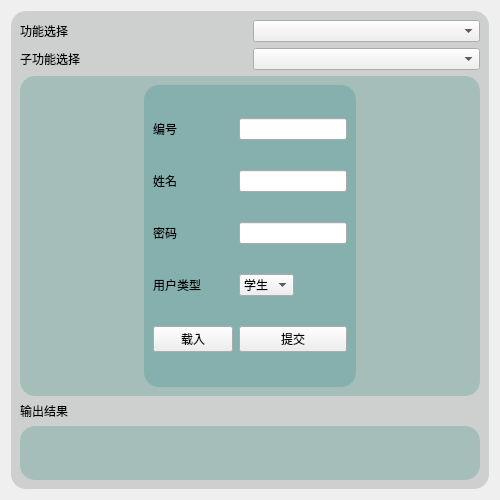
Old version of the form ui/managementpage.ui in the repository azh-1415926/POCAssistant.
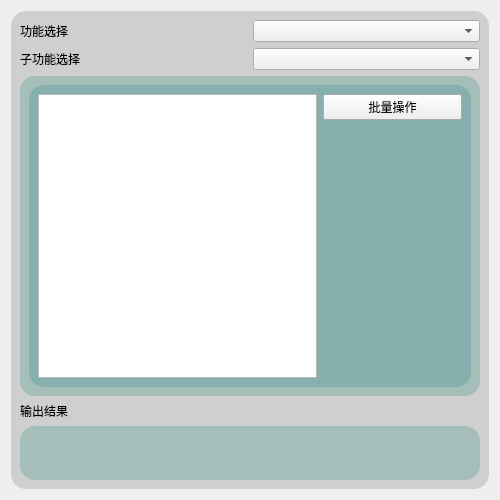
New version of the form. The open tabs and pages were chosen to show the change. Custom widgets are drawn as their Qt base class.

Commit message: 准备添加批处理操作，引入qtcsv库

Diff of the .ui file:
```diff
--- a/ui/managementpage.ui
+++ b/ui/managementpage.ui
@@ -103,17 +103,7 @@
             </property>
             <layout class="QHBoxLayout" name="horizontalLayout_4">
              <item>
-              <layout class="QGridLayout" name="gridLayout">
-               <item row="1" column="1">
-                <widget class="QLineEdit" name="nameOfUser">
-                 <property name="sizePolicy">
-                  <sizepolicy hsizetype="Expanding" vsizetype="Fixed">
-                   <horstretch>0</horstretch>
-                   <verstretch>0</verstretch>
-                  </sizepolicy>
-                 </property>
-                </widget>
-               </item>
+              <layout class="QGridLayout" name="layoutOfUser">
                <item row="3" column="0">
                 <widget class="QLabel" name="labelOfPasswd">
                  <property name="text">
@@ -121,17 +111,10 @@
                  </property>
                 </widget>
                </item>
-               <item row="1" column="0">
-                <widget class="QLabel" name="label_5">
+               <item row="0" column="0">
+                <widget class="QLabel" name="label_6">
                  <property name="text">
-                  <string>姓名</string>
-                 </property>
-                </widget>
-               </item>
-               <item row="4" column="0">
-                <widget class="QLabel" name="labelOfRole">
-                 <property name="text">
-                  <string>用户类型</string>
+                  <string>编号</string>
                  </property>
                 </widget>
                </item>
@@ -145,8 +128,18 @@
                  </property>
                 </widget>
                </item>
-               <item row="5" column="1">
-                <widget class="QPushButton" name="btnOfUserManagement">
+               <item row="0" column="1">
+                <widget class="QLineEdit" name="idOfUser">
+                 <property name="sizePolicy">
+                  <sizepolicy hsizetype="Expanding" vsizetype="Fixed">
+                   <horstretch>0</horstretch>
+                   <verstretch>0</verstretch>
+                  </sizepolicy>
+                 </property>
+                </widget>
+               </item>
+               <item row="5" column="0">
+                <widget class="QPushButton" name="btnOfLoadUser">
                  <property name="text">
                   <string>提交</string>
                  </property>
@@ -172,15 +165,29 @@
                  </item>
                 </widget>
                </item>
-               <item row="0" column="0">
-                <widget class="QLabel" name="label_6">
+               <item row="4" column="0">
+                <widget class="QLabel" name="labelOfRole">
                  <property name="text">
                   <string>编号</string>
                  </property>
                 </widget>
                </item>
-               <item row="0" column="1">
-                <widget class="QLineEdit" name="idOfUser">
+               <item row="1" column="0">
+                <widget class="QLabel" name="label_5">
+                 <property name="text">
+                  <string>姓名</string>
+                 </property>
+                </widget>
+               </item>
+               <item row="5" column="1">
+                <widget class="QPushButton" name="btnOfUserManagement">
+                 <property name="text">
+                  <string>提交</string>
+                 </property>
+                </widget>
+               </item>
+               <item row="1" column="1">
+                <widget class="QLineEdit" name="nameOfUser">
                  <property name="sizePolicy">
                   <sizepolicy hsizetype="Expanding" vsizetype="Fixed">
                    <horstretch>0</horstretch>
@@ -189,13 +196,6 @@
                  </property>
                 </widget>
                </item>
-               <item row="5" column="0">
-                <widget class="QPushButton" name="btnOfLoadUser">
-                 <property name="text">
-                  <string>载入</string>
-                 </property>
-                </widget>
-               </item>
               </layout>
              </item>
             </layout>
@@ -412,6 +412,50 @@
           </item>
          </layout>
         </widget>
+        <widget class="QWidget" name="batchPage">
+         <property name="styleSheet">
+          <string notr="true">QWidget#batchPage
+{
+	background-color: rgba(0,118,98,50);
+	border-radius: 15px;
+}</string>
+         </property>
+         <layout class="QHBoxLayout" name="horizontalLayout_10">
+          <item>
+           <widget class="QFrame" name="frameOfBatch">
+            <property name="styleSheet">
+             <string notr="true">QFrame#frameOfBatch
+{
+	background-color: rgba(0,118,120,50);
+	border-radius: 15px;
+}</string>
+            </property>
+            <property name="frameShape">
+             <enum>QFrame::Shape::StyledPanel</enum>
+            </property>
+            <property name="frameShadow">
+             <enum>QFrame::Shadow::Raised</enum>
+            </property>
+            <layout class="QHBoxLayout" name="horizontalLayout_11">
+             <item>
+              <layout class="QGridLayout" name="layoutOfBatch" rowstretch="0,0" columnstretch="0,0,0">
+               <item row="0" column="2">
+                <widget class="QPushButton" name="btnOfBatch">
+                 <property name="text">
+                  <string>批量操作</string>
+                 </property>
+                </widget>
+               </item>
+               <item row="0" column="0" rowspan="2" colspan="2">
+                <widget class="QTextEdit" name="inputOfBatch"/>
+               </item>
+              </layout>
+             </item>
+            </layout>
+           </widget>
+          </item>
+         </layout>
+        </widget>
        </widget>
       </item>
       <item>
```
Left out of the diff: 4 changed lines with no effect on the pictures. The commit also changes 5 other files.
